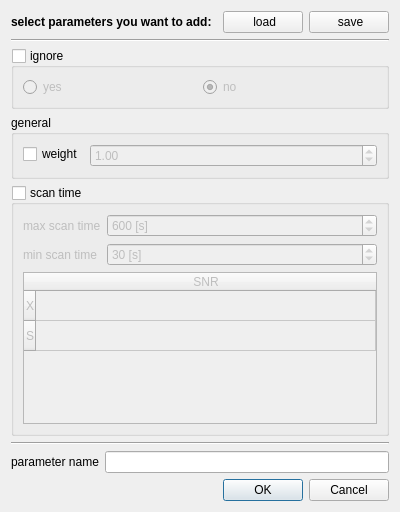
TUW-VieVS/VieSchedpp, file baselineparametersdialog.ui: the form before one commit.
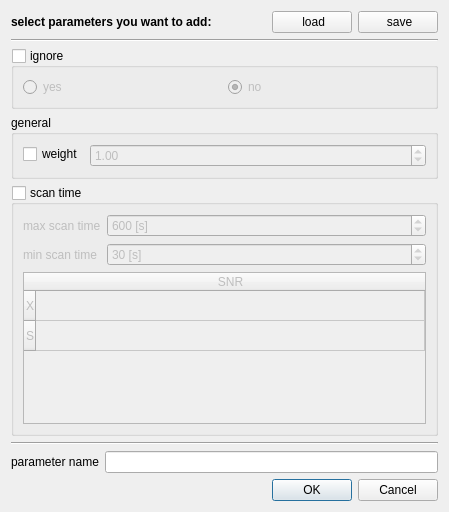
The form after the commit. Icons and pictures are not drawn.

```diff
--- a/baselineparametersdialog.ui
+++ b/baselineparametersdialog.ui
@@ -6,7 +6,7 @@
    <rect>
     <x>0</x>
     <y>0</y>
-    <width>400</width>
+    <width>449</width>
     <height>512</height>
    </rect>
   </property>
```
Left out of the diff: 51 changed lines with no effect on the pictures.
